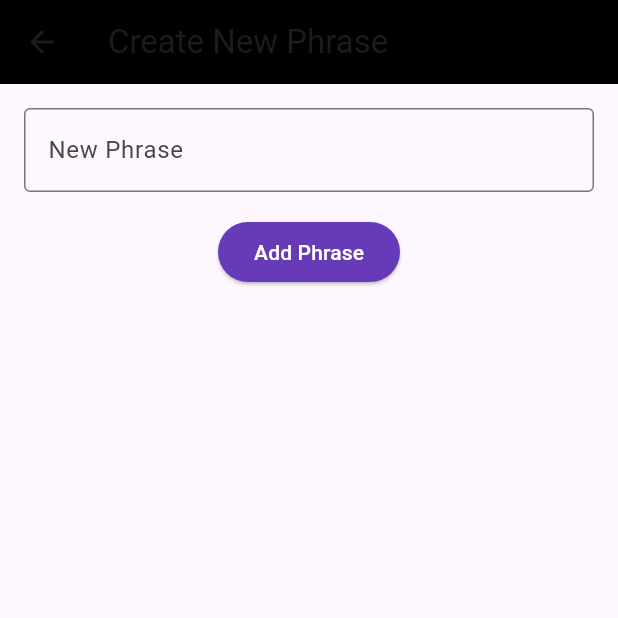
After one commit to juvonKT/aac_app, a Flutter app: the AddPhrasePage screen opened directly, after a tap on "Add Phrase", on a phone screen of 412 x 824 dp, the top half of it. The commit adds this screen. Run offline on Flutter 3.47's test engine with Material 3 defaults, Android fonts, the phone set to English and light mode, and no system bars; our stand-ins replace flutter_tts, fluttertoast.

Commit message:
now able to add phrases and categories.

```diff
--- /dev/null
+++ b/lib/AddPhrasePage.dart
@@ -0,0 +1,44 @@
+// lib/AddPhrasePage.dart
+import 'package:flutter/material.dart';
+
+class AddPhrasePage extends StatelessWidget {
+  final TextEditingController _controller = TextEditingController();
+
+  @override
+  Widget build(BuildContext context) {
+    return Scaffold(
+      appBar: AppBar(
+        title: const Text('Create New Phrase'),
+        backgroundColor: Colors.black,
+      ),
+      body: Padding(
+        padding: const EdgeInsets.all(16.0),
+        child: Column(
+          children: [
+            TextField(
+              controller: _controller,
+              decoration: const InputDecoration(
+                labelText: 'New Phrase',
+                border: OutlineInputBorder(),
+              ),
+            ),
+            const SizedBox(height: 16.0),
+            ElevatedButton(
+              onPressed: () {
+                String newPhrase = _controller.text;
+                if (newPhrase.isNotEmpty) {
+                  Navigator.pop(context, newPhrase);
+                }
+              },
+              style: ElevatedButton.styleFrom(
+                backgroundColor: Colors.deepPurple,
+                foregroundColor: Colors.white,
+              ),
+              child: const Text('Add Phrase'),
+            ),
+          ],
+        ),
+      ),
+    );
+  }
+}
```
Also changed, not shown: lib/AddCategoryPage.dart (added, +44 -0 lines), lib/HomePage.dart (+44 -207 lines), lib/PhraseListPage.dart (added, +162 -0 lines).
